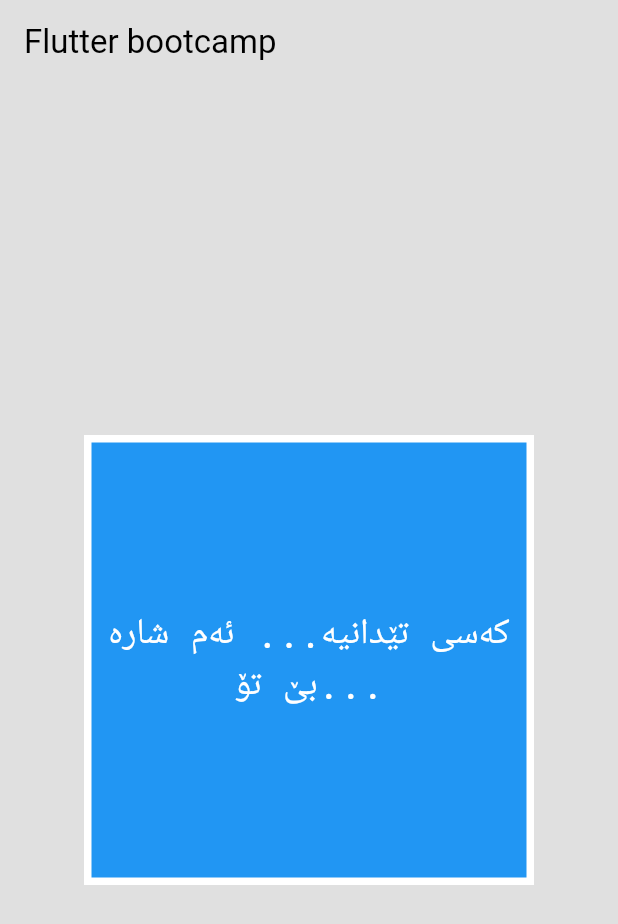
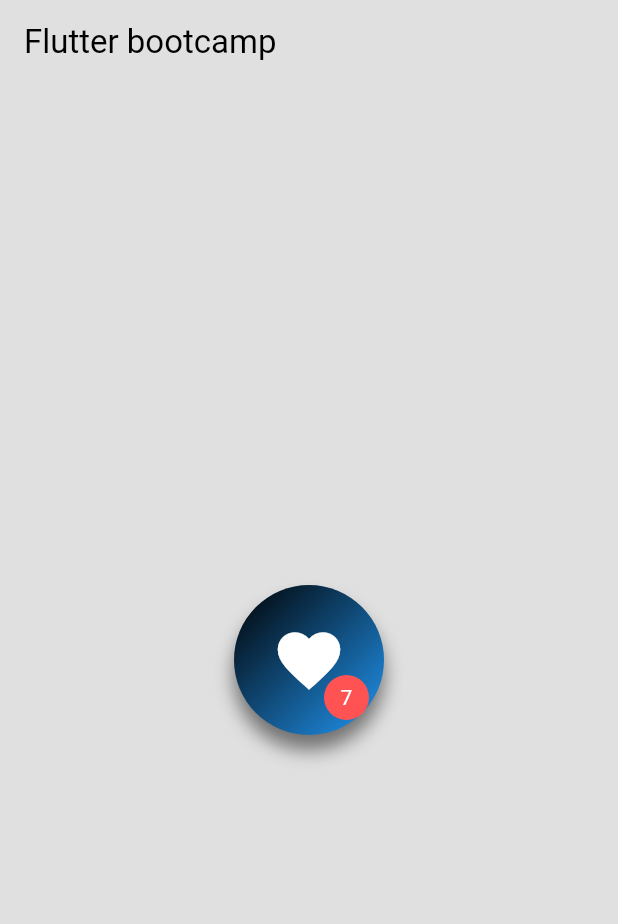
Before and after one commit to ZheerBarzan/Flutter-BootCamp, a Flutter app: the screen it shows after launch, on a phone screen of 412 x 824 dp. Shown: the top 924 px of the screen. Run offline on Flutter 3.47's test engine with Material 3 defaults, Android fonts, the phone set to English and light mode, and no system bars; our stand-ins replace google_fonts.

Commit message:
learing overlays and backgrounds and stacks

```diff
--- /dev/null
+++ b/lib/Components/background.dart
@@ -0,0 +1,50 @@
+import 'package:flutter/material.dart';
+
+class Backgrounds extends StatelessWidget {
+  const Backgrounds({super.key});
+
+  @override
+  Widget build(BuildContext context) {
+    return Center(
+      child: Stack(
+        alignment: Alignment.center,
+        children: [
+          Container(
+            width: 100,
+            height: 100,
+            decoration: BoxDecoration(
+                gradient: LinearGradient(
+                    colors: [Colors.black, Colors.blue],
+                    begin: Alignment.topLeft,
+                    end: Alignment.bottomRight),
+                shape: BoxShape.circle,
+                boxShadow: [
+                  BoxShadow(
+                      color: Colors.black.withValues(alpha: 0.5),
+                      blurRadius: 10,
+                      offset: Offset(0, 10)),
+                ]),
+          ),
+          Icon(Icons.favorite, size: 50, color: Colors.white),
+          Positioned(
+              bottom: 10,
+              right: 10,
+              child: Container(
+                width: 30,
+                height: 30,
+                decoration: BoxDecoration(
+                  color: Colors.redAccent,
+                  shape: BoxShape.circle,
+                ),
+                child: Center(
+                  child: Text(
+                    "7",
+                    style: TextStyle(color: Colors.white),
+                  ),
+                ),
+              ))
+        ],
+      ),
+    );
+  }
+}
--- a/lib/Views/home_page.dart
+++ b/lib/Views/home_page.dart
@@ -1,5 +1,5 @@
 import 'package:flutter/material.dart';
-import 'package:flutter_bootcamp/Components/frame_component.dart';
+import 'package:flutter_bootcamp/Components/background.dart';
 
 class HomePage extends StatelessWidget {
   const HomePage({super.key});
@@ -18,11 +18,8 @@ class HomePage extends StatelessWidget {
       // body: GradientComponent(),
       // body: IconComponent(icon: Icons.favorite,size: 30, color: Colors.redAccent,text: "Favorite"),
       // body: ImageComponent(imageUrl: "lib/assets/img/kimi.png",width: 200,height: 200, imageName: "Kimi Raikkonen"),
-      body: FrameComponent(
-          width: 300,
-          height: 300,
-          color: Colors.blue,
-          text: "کەسی تێدانیە... ئەم شارە بێ تۆ... "),
+      // body: FrameComponent(width: 300, height: 300, color: Colors.blue, text: "کەسی تێدانیە... ئەم شارە بێ تۆ... "),
+      body: Backgrounds(),
     );
   }
 }
```
